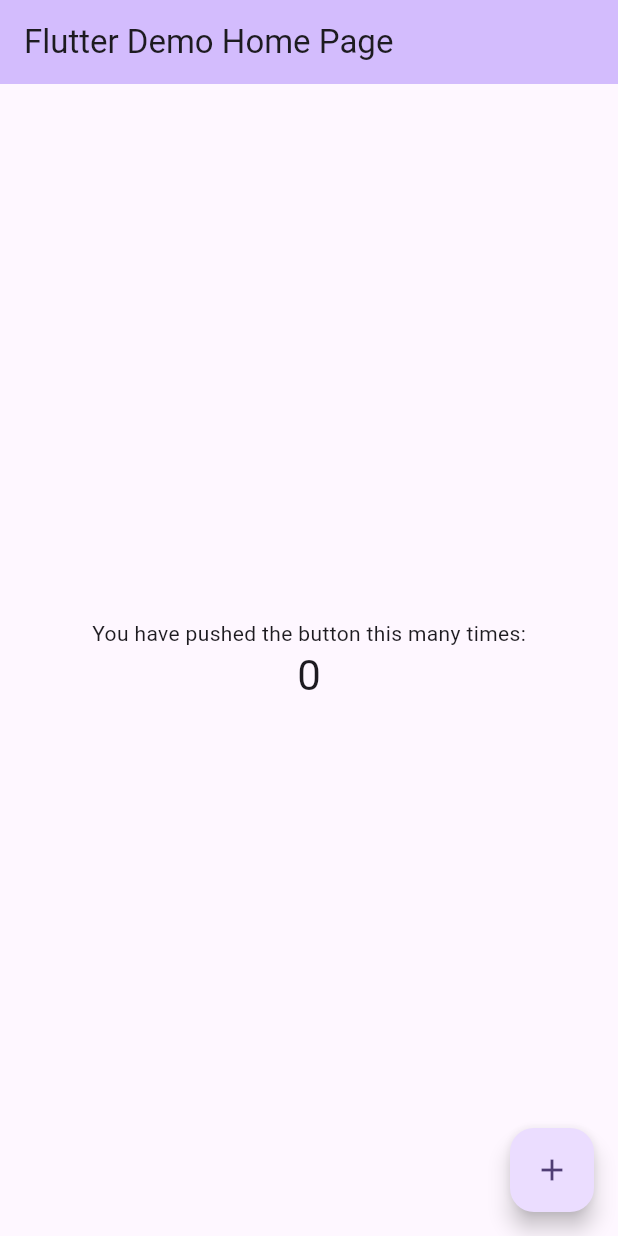
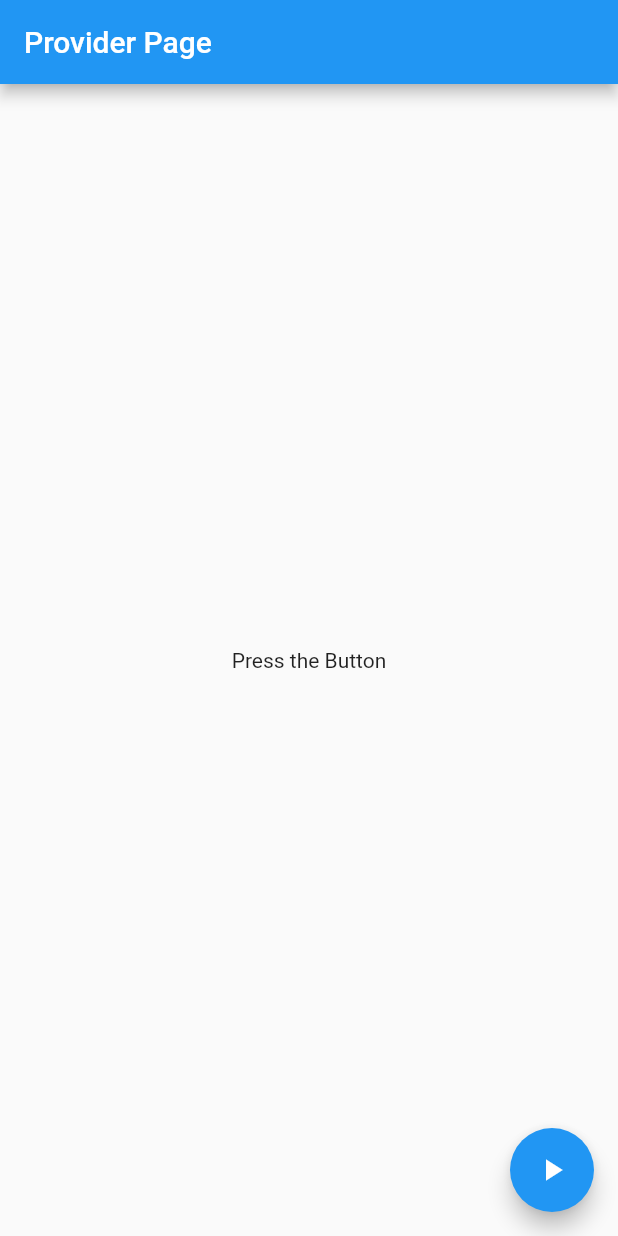
Before and after one commit to Edufreitass/flutter-statement-management, a Flutter app: the screen it shows after launch, on a phone screen of 412 x 824 dp. Run offline on Flutter 3.47's test engine with Material 2 defaults, Android fonts, the phone set to English and light mode, and no system bars.

Commit message:
feat: Provider

```diff
--- a/lib/main.dart
+++ b/lib/main.dart
@@ -1,125 +1,18 @@
 import 'package:flutter/material.dart';
 
+import 'src/provider/provider_page.dart';
+
 void main() {
-  runApp(const MyApp());
+  runApp(AppWidget());
 }
 
-class MyApp extends StatelessWidget {
-  const MyApp({super.key});
+class AppWidget extends StatelessWidget {
+  const AppWidget({super.key});
 
-  // This widget is the root of your application.
   @override
   Widget build(BuildContext context) {
     return MaterialApp(
-      title: 'Flutter Demo',
-      theme: ThemeData(
-        // This is the theme of your application.
-        //
-        // TRY THIS: Try running your application with "flutter run". You'll see
-        // the application has a blue toolbar. Then, without quitting the app,
-        // try changing the seedColor in the colorScheme below to Colors.green
-        // and then invoke "hot reload" (save your changes or press the "hot
-        // reload" button in a Flutter-supported IDE, or press "r" if you used
-        // the command line to start the app).
-        //
-        // Notice that the counter didn't reset back to zero; the application
-        // state is not lost during the reload. To reset the state, use hot
-        // restart instead.
-        //
-        // This works for code too, not just values: Most code changes can be
-        // tested with just a hot reload.
-        colorScheme: ColorScheme.fromSeed(seedColor: Colors.deepPurple),
-        useMaterial3: true,
-      ),
-      home: const MyHomePage(title: 'Flutter Demo Home Page'),
+      home: ProviderPage(),
     );
   }
 }
-
-class MyHomePage extends StatefulWidget {
-  const MyHomePage({super.key, required this.title});
-
-  // This widget is the home page of your application. It is stateful, meaning
-  // that it has a State object (defined below) that contains fields that affect
-  // how it looks.
-
-  // This class is the configuration for the state. It holds the values (in this
-  // case the title) provided by the parent (in this case the App widget) and
-  // used by the build method of the State. Fields in a Widget subclass are
-  // always marked "final".
-
-  final String title;
-
-  @override
-  State<MyHomePage> createState() => _MyHomePageState();
-}
-
-class _MyHomePageState extends State<MyHomePage> {
-  int _counter = 0;
-
-  void _incrementCounter() {
-    setState(() {
-      // This call to setState tells the Flutter framework that something has
-      // changed in this State, which causes it to rerun the build method below
-      // so that the display can reflect the updated values. If we changed
-      // _counter without calling setState(), then the build method would not be
-      // called again, and so nothing would appear to happen.
-      _counter++;
-    });
-  }
-
-  @override
-  Widget build(BuildContext context) {
-    // This method is rerun every time setState is called, for instance as done
-    // by the _incrementCounter method above.
-    //
-    // The Flutter framework has been optimized to make rerunning build methods
-    // fast, so that you can just rebuild anything that needs updating rather
-    // than having to individually change instances of widgets.
-    return Scaffold(
-      appBar: AppBar(
-        // TRY THIS: Try changing the color here to a specific color (to
-        // Colors.amber, perhaps?) and trigger a hot reload to see the AppBar
-        // change color while the other colors stay the same.
-        backgroundColor: Theme.of(context).colorScheme.inversePrimary,
-        // Here we take the value from the MyHomePage object that was created by
-        // the App.build method, and use it to set our appbar title.
-        title: Text(widget.title),
-      ),
-      body: Center(
-        // Center is a layout widget. It takes a single child and positions it
-        // in the middle of the parent.
-        child: Column(
-          // Column is also a layout widget. It takes a list of children and
-          // arranges them vertically. By default, it sizes itself to fit its
-          // children horizontally, and tries to be as tall as its parent.
-          //
-          // Column has various properties to control how it sizes itself and
-          // how it positions its children. Here we use mainAxisAlignment to
-          // center the children vertically; the main axis here is the vertical
-          // axis because Columns are vertical (the cross axis would be
-          // horizontal).
-          //
-          // TRY THIS: Invoke "debug painting" (choose the "Toggle Debug Paint"
-          // action in the IDE, or press "p" in the console), to see the
-          // wireframe for each widget.
-          mainAxisAlignment: MainAxisAlignment.center,
-          children: <Widget>[
-            const Text(
-              'You have pushed the button this many times:',
-            ),
-            Text(
-              '$_counter',
-              style: Theme.of(context).textTheme.headlineMedium,
-            ),
-          ],
-        ),
-      ),
-      floatingActionButton: FloatingActionButton(
-        onPressed: _incrementCounter,
-        tooltip: 'Increment',
-        child: const Icon(Icons.add),
-      ), // This trailing comma makes auto-formatting nicer for build methods.
-    );
-  }
-}
--- /dev/null
+++ b/lib/src/enums/status.dart
@@ -0,0 +1,5 @@
+enum Status {
+  initial,
+  loading,
+  success,
+}
--- /dev/null
+++ b/lib/src/provider/data_provider.dart
@@ -0,0 +1,23 @@
+import 'package:flutter/material.dart';
+import 'package:flutter_state_management/src/enums/status.dart';
+
+class DataProvider extends ChangeNotifier {
+  // Internal, private state of the dataProvider.
+  Status _state = Status.initial;
+
+  // State of the dataProvider.
+  Status get state => _state;
+
+  // Update State of the dataProvider. This is the only way to modify the
+  // dataProvider from the outside.
+  void fetchData() async {
+    _state = Status.loading;
+    // This call tells the widgets that are listening to this model to rebuild.
+    notifyListeners();
+
+    await Future.delayed(const Duration(seconds: 2));
+
+    _state = Status.success;
+    notifyListeners();
+  }
+}
--- /dev/null
+++ b/lib/src/provider/home_provider.dart
@@ -0,0 +1,54 @@
+import 'package:flutter/material.dart';
+import 'package:flutter_state_management/src/enums/status.dart';
+import 'package:flutter_state_management/src/provider/data_provider.dart';
+import 'package:provider/provider.dart';
+
+class HomeProvider extends StatefulWidget {
+  const HomeProvider({super.key});
+
+  @override
+  State<HomeProvider> createState() => _HomeProviderState();
+}
+
+class _HomeProviderState extends State<HomeProvider> {
+  late DataProvider provider;
+
+  @override
+  void initState() {
+    provider = Provider.of<DataProvider>(context, listen: false);
+    super.initState();
+  }
+
+  @override
+  Widget build(BuildContext context) {
+    return Scaffold(
+      appBar: AppBar(title: const Text('Provider Page')),
+      // It is best practice to put your Consumer widgets as deep in the tree as possible.
+      // You don't want to rebuild large portions of the UI just because some detail somewhere changed.
+      body: Consumer<DataProvider>(
+        builder: (context, data, child) {
+          if (data.state == Status.initial) {
+            return const Center(child: Text('Press the Button'));
+          }
+          if (data.state == Status.loading) {
+            return const Center(child: CircularProgressIndicator());
+          }
+          if (data.state == Status.success) {
+            return const Center(child: Text('Success'));
+          }
+          return Container();
+        },
+      ),
+      floatingActionButton: Column(
+        crossAxisAlignment: CrossAxisAlignment.end,
+        mainAxisAlignment: MainAxisAlignment.end,
+        children: <Widget>[
+          FloatingActionButton(
+            child: const Icon(Icons.play_arrow),
+            onPressed: () => provider.fetchData(),
+          ),
+        ],
+      ),
+    );
+  }
+}
--- /dev/null
+++ b/lib/src/provider/provider_page.dart
@@ -0,0 +1,19 @@
+import 'package:flutter/material.dart';
+import 'package:flutter_state_management/src/provider/data_provider.dart';
+import 'package:provider/provider.dart';
+
+import 'home_provider.dart';
+
+class ProviderPage extends StatelessWidget {
+  static const route = 'provider-page';
+
+  const ProviderPage({super.key});
+
+  @override
+  Widget build(BuildContext context) {
+    return ChangeNotifierProvider(
+      create: (context) => DataProvider(),
+      child: const HomeProvider(),
+    );
+  }
+}
--- a/pubspec.yaml
+++ b/pubspec.yaml
@@ -35,6 +35,7 @@ dependencies:
   # The following adds the Cupertino Icons font to your application.
   # Use with the CupertinoIcons class for iOS style icons.
   cupertino_icons: ^1.0.2
+  provider: ^6.0.5
 
 dev_dependencies:
   flutter_test:
```
Also changed, not shown: pubspec.lock, 2 other files.
